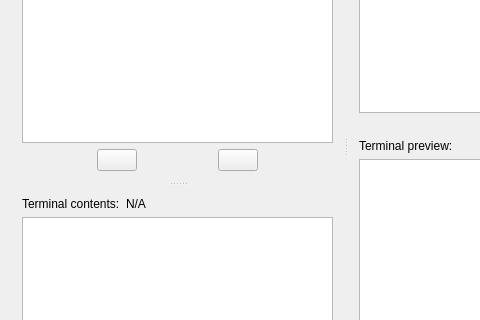
First picture: the form in HuxQt/src/forms/HuxQt.ui, repository janos-ijgyarto/HuxQt, before the edit; both pictures show x 0 to 480 and y 237 to 557 of the 1024 by 768 pixel window.
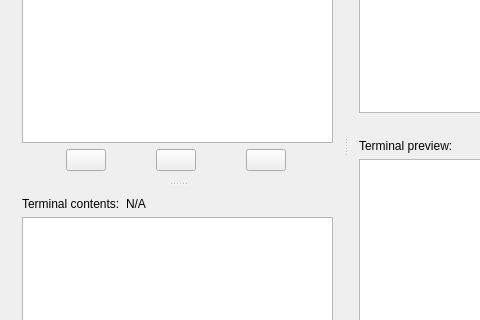
Second picture: the form after the edit. Custom widgets are drawn as their Qt base class.

Commit message: Level script import, refactoring: - Implemented UI and backend for importing individual level scripts (makes it easier to import work by other devs) - Misc. fixes and refactoring

The edit to the form file:
```diff
--- a/HuxQt/src/forms/HuxQt.ui
+++ b/HuxQt/src/forms/HuxQt.ui
@@ -95,6 +95,19 @@
              </property>
             </widget>
            </item>
+           <item>
+            <widget class="QPushButton" name="import_level_script_button">
+             <property name="sizePolicy">
+              <sizepolicy hsizetype="Maximum" vsizetype="Fixed">
+               <horstretch>0</horstretch>
+               <verstretch>0</verstretch>
+              </sizepolicy>
+             </property>
+             <property name="text">
+              <string/>
+             </property>
+            </widget>
+           </item>
            <item>
             <widget class="QPushButton" name="remove_terminal_button">
              <property name="sizePolicy">
```
Left out of the diff: 10 changed lines with no effect on the pictures. The commit also changes 5 other files.
